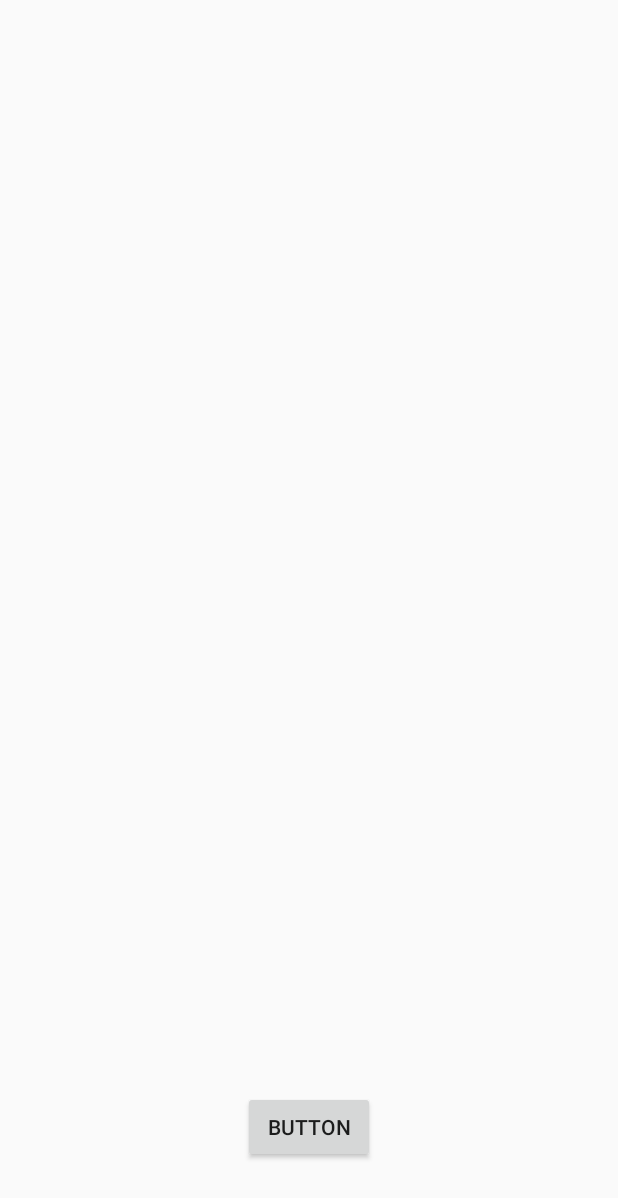
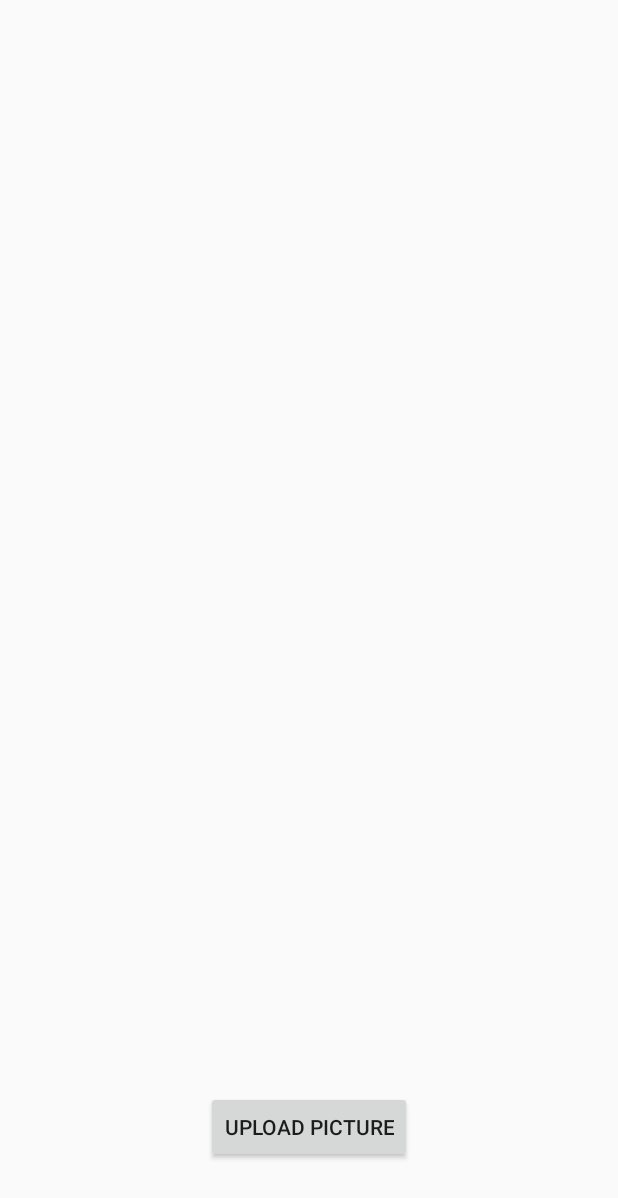
Before and after one commit to rtodd001/Enviramend, an Android app: the layout activity_main.xml on its own in the app's theme, with its tools: preview values and no code run, on a phone screen of 412 x 824 dp. Shown: the top 1198 px of the screen. Run offline under Robolectric (Android 15) with nearby library versions, the phone set to English and light mode, and no system bars.

Commit message:
basic quality changes

```diff
--- a/app/src/main/java/Citrus/enviramend/MainActivity.java
+++ b/app/src/main/java/Citrus/enviramend/MainActivity.java
@@ -65,7 +65,7 @@ public class MainActivity extends AppCompatActivity {
         setContentView(R.layout.activity_main);
         textView = findViewById(R.id.TextView);
         //creates button scanBtn, use findVewById to get a result and we cast it by (Button)
-        Button scanBtn =  findViewById(R.id.scanBtn);
+        Button scanBtn =  findViewById(R.id.uploadImage);
         //ImageView imageView = (ImageView)findViewById(R.id.imageView);
         scanBtn.setOnClickListener(new View.OnClickListener() {
             @Override
@@ -98,7 +98,7 @@ public class MainActivity extends AppCompatActivity {
                 for(String item : splitString){
                     if(badForEnvironment.containsKey(item)) {
 
-                        output = output + '-' + (badForEnvironment.get(item) + "\n");
+                        output =  '-' + (badForEnvironment.get(item) + "\n") + output;
                     }
                 }
                 if(output == ""){
--- a/app/src/main/res/layout/activity_main.xml
+++ b/app/src/main/res/layout/activity_main.xml
@@ -7,7 +7,7 @@
     tools:context=".MainActivity">
 
     <Button
-        android:id="@+id/scanBtn"
+        android:id="@+id/uploadImage"
         android:layout_width="wrap_content"
         android:layout_height="wrap_content"
         android:layout_marginStart="8dp"
@@ -15,7 +15,7 @@
         android:layout_marginEnd="8dp"
         android:layout_marginBottom="8dp"
         android:elevation="1dp"
-        android:text="Button"
+        android:text="Upload Picture"
         app:layout_constraintBottom_toBottomOf="parent"
         app:layout_constraintEnd_toEndOf="parent"
         app:layout_constraintStart_toStartOf="parent"
```
